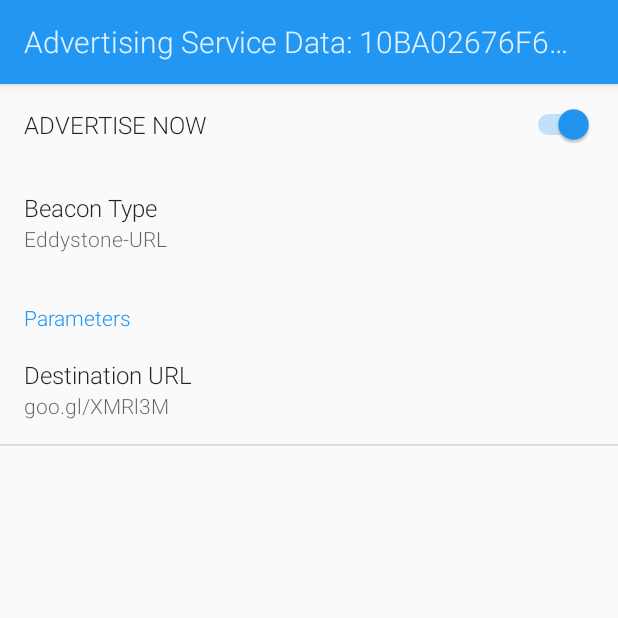
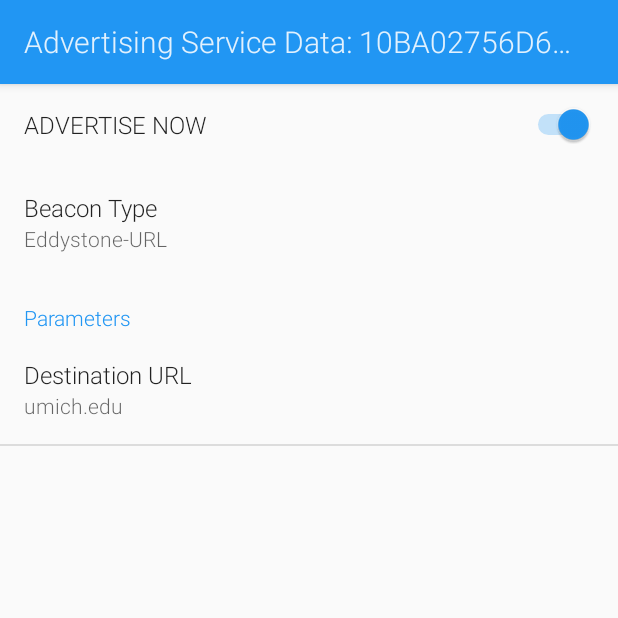
Before and after one commit to lab11/summon, an Android app: the MainActivity screen opened directly, with no data from a screen before it, after a tap on "ADVERTISE NOW", on a phone screen of 412 x 824 dp, the top half of it. Run offline under Robolectric (Android 15) with nearby library versions, the phone set to English and light mode, and no system bars; 1 statement that could not run was skipped.

Commit message:
Update Eddystone app

```diff
--- a/examples/peripherals/android/eddystone/app/src/main/java/edu/umich/eecs/lab11/eddystone/MainActivity.java
+++ b/examples/peripherals/android/eddystone/app/src/main/java/edu/umich/eecs/lab11/eddystone/MainActivity.java
@@ -132,7 +132,7 @@ public class MainActivity extends PreferenceActivity implements SharedPreference
     }
 
     public void doGen() {
-        String url = cur_settings.getString("ip_text", "goo.gl/XMRl3M");
+        String url = cur_settings.getString("ip_text", "umich.edu");
         String IPTEXT = toUrlHex(url.getBytes());
         cur_settings.edit().putString("advertisement_value","10BA02" + IPTEXT).commit();
     }
--- a/examples/peripherals/android/eddystone/app/src/main/res/xml/preferences.xml
+++ b/examples/peripherals/android/eddystone/app/src/main/res/xml/preferences.xml
@@ -20,7 +20,7 @@
         android:selectable="false"/>
     <PreferenceCategory android:title="Parameters" android:key="url">
         <edu.umich.eecs.lab11.eddystone.EditTextPreference
-            android:defaultValue="goo.gl/XMRl3M"
+            android:defaultValue="umich.edu"
             android:key="ip_text"
             android:summary="%s"
             android:title="Destination URL" />
```
